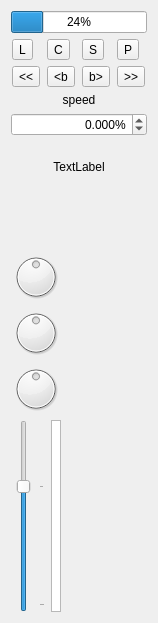
Above: app/playerview.ui from x37v/datajockey before the change. Below: the same form after it.
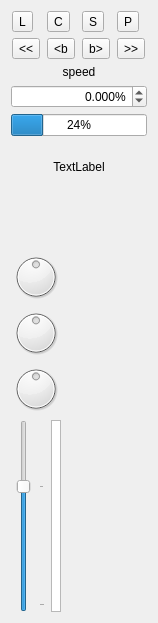
That is the form after the change.

Commit message: loading, showing progress..

Patch:
```diff
--- a/app/playerview.ui
+++ b/app/playerview.ui
@@ -16,13 +16,6 @@
   <layout class="QGridLayout" name="gridLayout_3">
    <item row="0" column="0" colspan="2">
     <layout class="QVBoxLayout" name="verticalLayout_2">
-     <item>
-      <widget class="QProgressBar" name="progressBar">
-       <property name="value">
-        <number>24</number>
-       </property>
-      </widget>
-     </item>
      <item>
       <layout class="QGridLayout" name="gridLayout">
        <item row="1" column="2">
@@ -121,6 +114,16 @@
        </property>
       </widget>
      </item>
+     <item>
+      <widget class="QProgressBar" name="progressBar">
+       <property name="enabled">
+        <bool>true</bool>
+       </property>
+       <property name="value">
+        <number>24</number>
+       </property>
+      </widget>
+     </item>
     </layout>
    </item>
    <item row="4" column="0">
```
The commit also changes 8 other files.
